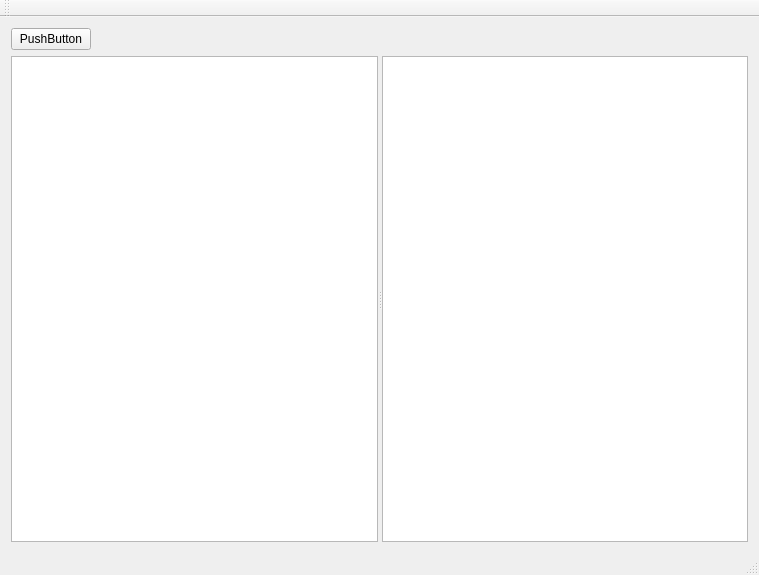
Qt form src/MainWindow.ui (soramimi/FTPPP) before a commit.
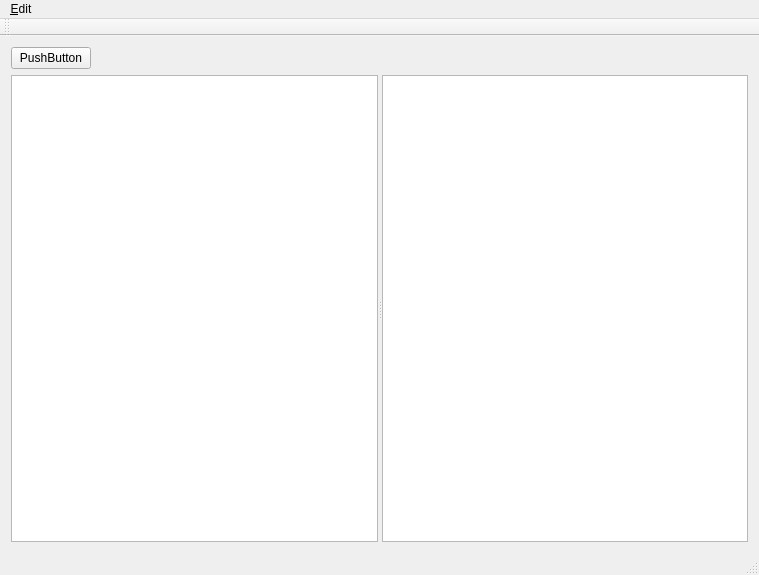
The same form after that commit.

Patch:
```diff
--- a/src/MainWindow.ui
+++ b/src/MainWindow.ui
@@ -96,6 +96,13 @@
      <height>24</height>
     </rect>
    </property>
+   <widget class="QMenu" name="menu_Edit">
+    <property name="title">
+     <string>&amp;Edit</string>
+    </property>
+    <addaction name="action_settings"/>
+   </widget>
+   <addaction name="menu_Edit"/>
   </widget>
   <widget class="QToolBar" name="mainToolBar">
    <attribute name="toolBarArea">
```
Left out of the diff: 5 changed lines with no effect on the pictures.
